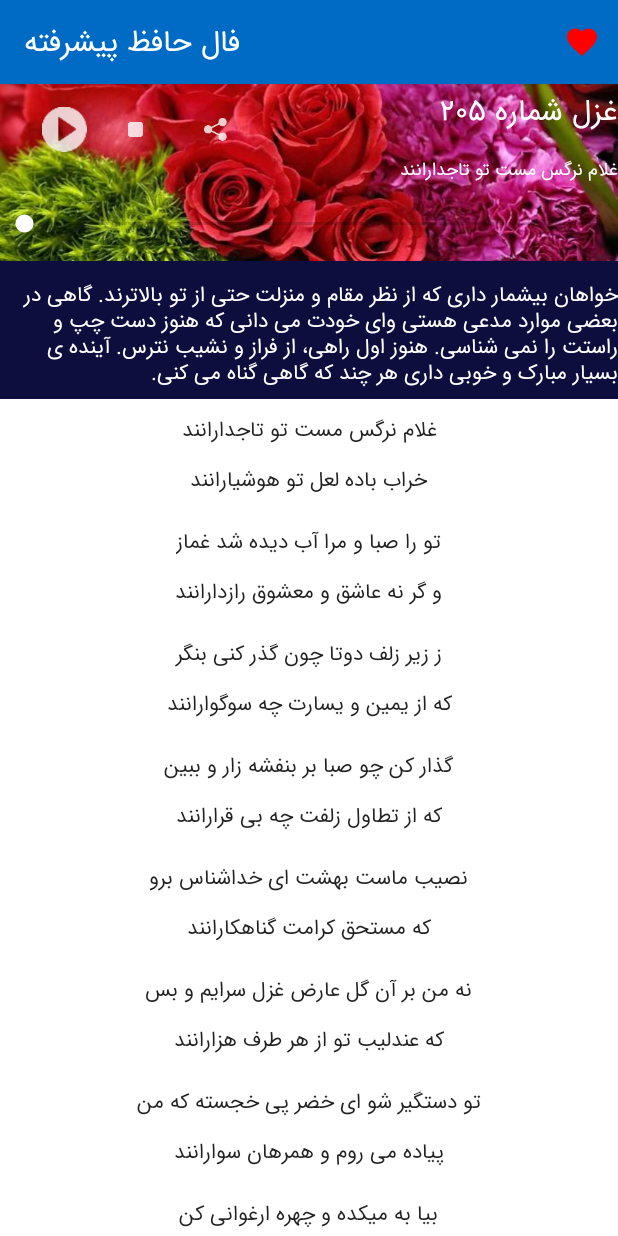
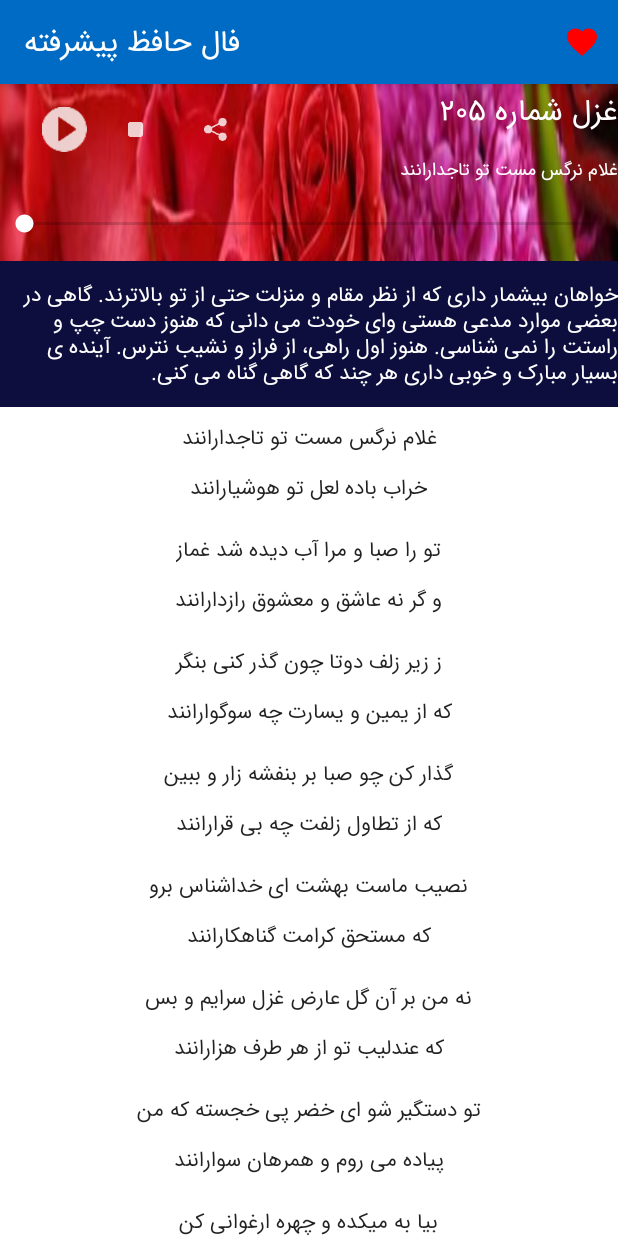
Before and after one commit to Mohsenataei/FaleHafezNew, an Android app: the fragment HafezFragment shown on its own in the app's theme, after a tap on "افزودن به علاقه مندی ها", on a phone screen of 412 x 824 dp. Run offline under Robolectric (Android 15) with nearby library versions, the phone set to English and light mode, and no system bars; 6 statements that could not run were skipped.

Commit message:
home sliding layout fixed

```diff
--- a/app/src/main/java/com/mohsen/falehafez_new/ui/ui/hafez/HafezFragment.kt
+++ b/app/src/main/java/com/mohsen/falehafez_new/ui/ui/hafez/HafezFragment.kt
@@ -14,7 +14,9 @@ import android.widget.LinearLayout
 import android.widget.SeekBar
 import androidx.constraintlayout.widget.ConstraintLayout
 import androidx.core.view.doOnLayout
+import androidx.core.view.get
 import androidx.core.view.marginTop
+import androidx.core.widget.NestedScrollView
 import androidx.lifecycle.ViewModelProvider
 import androidx.lifecycle.ViewModelProviders
 import androidx.navigation.NavController
@@ -84,6 +86,13 @@ class HafezFragment : Fragment() {
         convertFavedPoemIndexToString(array)
         seekBar = view.findViewById(R.id.appCompatSeekBar)
         val rnd = genRanNum()
+        PoemInterpretationTv.doOnLayout {
+            val height = PoemInterpretationTv.height
+            val layoutParam = nestedScrollView.getChildAt(0).layoutParams as FrameLayout.LayoutParams
+            layoutParam.topMargin = height
+            nestedScrollView.getChildAt(0).layoutParams = layoutParam
+            nestedScrollView.getChildAt(0).requestLayout()
+        }
 //        val parent = poemRecycler.parent as ViewGroup
 //        val layoutparam = parent.layoutParams as FrameLayout.LayoutParams
 //        var marginLayoutParams = ViewGroup.MarginLayoutParams(poemRecycler.layoutParams)
@@ -268,7 +277,12 @@ class HafezFragment : Fragment() {
     }
 
     override fun onCreateOptionsMenu(menu: Menu?, inflater: MenuInflater?) {
-        inflater!!.inflate(R.menu.hafez,menu)
+        if (isFaved(index)){
+            inflater!!.inflate(R.menu.hafez_bookmarked,menu)
+        }else{
+            inflater!!.inflate(R.menu.hafez,menu)
+        }
+
         super.onCreateOptionsMenu(menu, inflater)
 
     }
@@ -276,10 +290,17 @@ class HafezFragment : Fragment() {
     override fun onOptionsItemSelected(item: MenuItem?): Boolean {
         return when(item!!.itemId){
             R.id.hafez_fave_option ->{
-                item.setIcon(R.drawable.ic_favorite_black_24dp)
-                userPrefs.setFavedPoems(activity!!,index)
-                Log.d("prefs", userPrefs.getFavedPoems(activity!!))
-                context!!.toast("added to list")
+                if (isFaved(index)){
+                    item.setIcon(R.drawable.ic_favorite_border_black_24dp)
+                    userPrefs.removeFromFaveList(activity!!,index)
+                    Log.d("prefs", userPrefs.getFavedPoems(activity!!))
+                    context!!.toast("poem removed from faved list")
+                }else{
+                    item.setIcon(R.drawable.ic_favorite_black_24dp)
+                    userPrefs.setFavedPoems(activity!!,index)
+                    Log.d("prefs", userPrefs.getFavedPoems(activity!!))
+                    context!!.toast("added to list")
+                }
                 return true
             }
             else ->
@@ -288,9 +309,11 @@ class HafezFragment : Fragment() {
 
     }
 
-//    private fun isFaved(): Boolean {
-//        if (userPrefs.getFavedPoemList(activity!!).contains(index.toString()))
+    private fun isFaved(index: Int): Boolean {
+//        val faves = userPrefs.getFavedPoemList(activity!!)
+//        if (faves.contains(index))
 //            return true
-//        return false
-//    }
+        return false
+    }
+
 }
--- a/app/src/main/res/layout/fragment_hafez.xml
+++ b/app/src/main/res/layout/fragment_hafez.xml
@@ -9,7 +9,7 @@
     <androidx.constraintlayout.widget.ConstraintLayout
         android:id="@+id/topSection"
         android:layout_width="match_parent"
-        android:layout_height="wrap_content"
+        android:layout_height="match_parent"
         android:background="@drawable/red_flower"
         app:layout_constraintTop_toTopOf="parent">
 
@@ -140,16 +140,16 @@
             android:textSize="14sp"
             app:layout_constraintEnd_toEndOf="parent"
             app:layout_constraintTop_toBottomOf="@+id/appCompatSeekBar" />
-    </androidx.constraintlayout.widget.ConstraintLayout>
+
 
         <androidx.core.widget.NestedScrollView
-        android:layout_marginTop="210dp"
+            android:id="@+id/nestedScrollView"
             android:layout_width="match_parent"
-        android:layout_height="match_parent"
+            android:layout_height="0dp"
+            android:clickable="false"
             android:focusable="false"
-        android:clickable="false"
-        android:id="@+id/nestedScrollView"
-        app:layout_constraintTop_toTopOf="parent">
+            app:layout_constraintBottom_toBottomOf="parent"
+            app:layout_constraintTop_toTopOf="@+id/PoemInterpretationTv">
 
             <RelativeLayout
 
@@ -157,16 +157,19 @@
                 android:layout_height="wrap_content"
                 android:background="@drawable/poem_background_white"
                 app:layout_constraintTop_toTopOf="parent">
+
                 <androidx.recyclerview.widget.RecyclerView
+                    android:id="@+id/poemRecycler"
                     android:layout_width="match_parent"
-                android:layout_height="wrap_content"
-                android:id="@+id/poemRecycler"/>
+                    android:layout_height="wrap_content" />
 
             </RelativeLayout>
 
 
+        </androidx.core.widget.NestedScrollView>
+    </androidx.constraintlayout.widget.ConstraintLayout>
 
-    </androidx.core.widget.NestedScrollView>
+
 
 
 
--- /dev/null
+++ b/app/src/main/res/menu/hafez_bookmarked.xml
@@ -0,0 +1,9 @@
+<?xml version="1.0" encoding="utf-8"?>
+<menu xmlns:android="http://schemas.android.com/apk/res/android"
+    xmlns:app="http://schemas.android.com/apk/res-auto">
+    <item
+        android:icon="@drawable/ic_favorite_black_24dp"
+        android:id="@+id/hafez_fave_option"
+        android:title="@string/add_to_faves"
+        app:showAsAction="always" />
+</menu>
```
Also changed, not shown: app/src/main/java/com/mohsen/falehafez_new/util/UserPrefs.kt (+23 -2 lines). Lines whose indentation alone changed are shown as unchanged.
